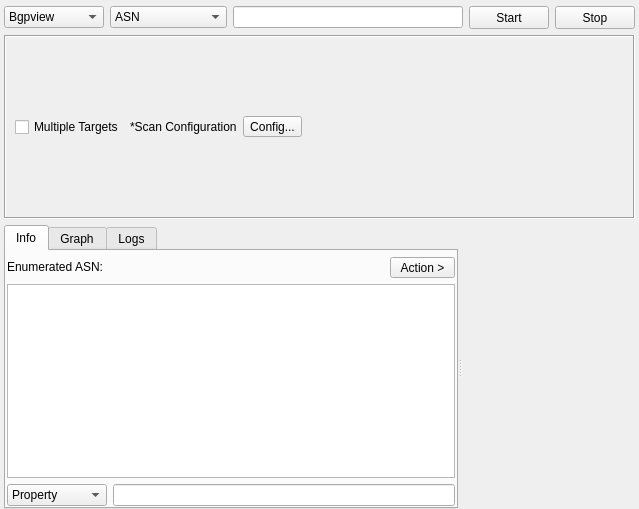
First picture: the form in sub3suite/src/enums/asn/ASNEnum.ui, repository 3nock/OTE, before the edit.
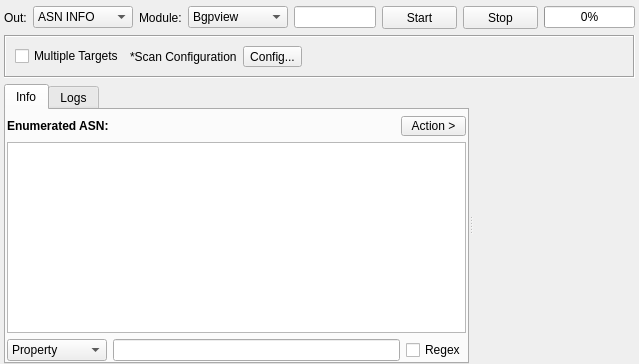
Second picture: the form after the edit. Custom widgets are drawn as their Qt base class.

Patch:
```diff
--- a/sub3suite/src/enums/asn/ASNEnum.ui
+++ b/sub3suite/src/enums/asn/ASNEnum.ui
@@ -7,7 +7,7 @@
     <x>0</x>
     <y>0</y>
     <width>639</width>
-    <height>509</height>
+    <height>364</height>
    </rect>
   </property>
   <property name="windowTitle">
@@ -29,23 +29,10 @@
    <item>
     <layout class="QHBoxLayout" name="horizontalLayout_2">
      <item>
-      <widget class="QComboBox" name="comboBoxEngine">
-       <property name="minimumSize">
-        <size>
-         <width>100</width>
-         <height>0</height>
-        </size>
+      <widget class="QLabel" name="labelOut">
+       <property name="text">
+        <string>Out:</string>
        </property>
-       <item>
-        <property name="text">
-         <string>Bgpview</string>
-        </property>
-       </item>
-       <item>
-        <property name="text">
-         <string>Country</string>
-        </property>
-       </item>
       </widget>
      </item>
      <item>
@@ -58,7 +45,7 @@
        </property>
        <item>
         <property name="text">
-         <string>ASN</string>
+         <string>ASN INFO</string>
         </property>
        </item>
        <item>
@@ -73,6 +60,28 @@
        </item>
       </widget>
      </item>
+     <item>
+      <widget class="QLabel" name="labelModule">
+       <property name="text">
+        <string>Module:</string>
+       </property>
+      </widget>
+     </item>
+     <item>
+      <widget class="QComboBox" name="comboBoxEngine">
+       <property name="minimumSize">
+        <size>
+         <width>100</width>
+         <height>0</height>
+        </size>
+       </property>
+       <item>
+        <property name="text">
+         <string>Bgpview</string>
+        </property>
+       </item>
+      </widget>
+     </item>
      <item>
       <widget class="QLineEdit" name="lineEditTarget"/>
      </item>
@@ -102,6 +111,13 @@
        </property>
       </widget>
      </item>
+     <item>
+      <widget class="QProgressBar" name="progressBar">
+       <property name="value">
+        <number>0</number>
+       </property>
+      </widget>
+     </item>
     </layout>
    </item>
    <item>
@@ -186,6 +202,12 @@
               <verstretch>0</verstretch>
              </sizepolicy>
             </property>
+            <property name="font">
+             <font>
+              <weight>75</weight>
+              <bold>true</bold>
+             </font>
+            </property>
             <property name="text">
              <string>Enumerated ASN:</string>
             </property>
@@ -275,15 +297,17 @@
           <item>
            <widget class="QLineEdit" name="lineEditFilter"/>
           </item>
+          <item>
+           <widget class="QCheckBox" name="checkBoxRegex">
+            <property name="text">
+             <string>Regex</string>
+            </property>
+           </widget>
+          </item>
          </layout>
         </item>
        </layout>
       </widget>
-      <widget class="QWidget" name="tabGraph">
-       <attribute name="title">
-        <string>Graph</string>
-       </attribute>
-      </widget>
       <widget class="QWidget" name="tabLogs">
        <attribute name="title">
         <string>Logs</string>
```
